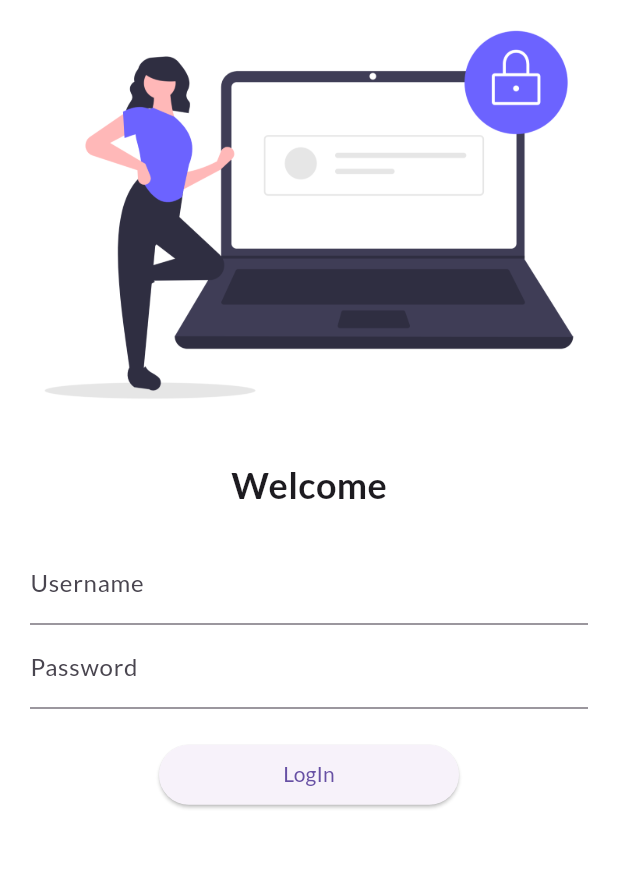
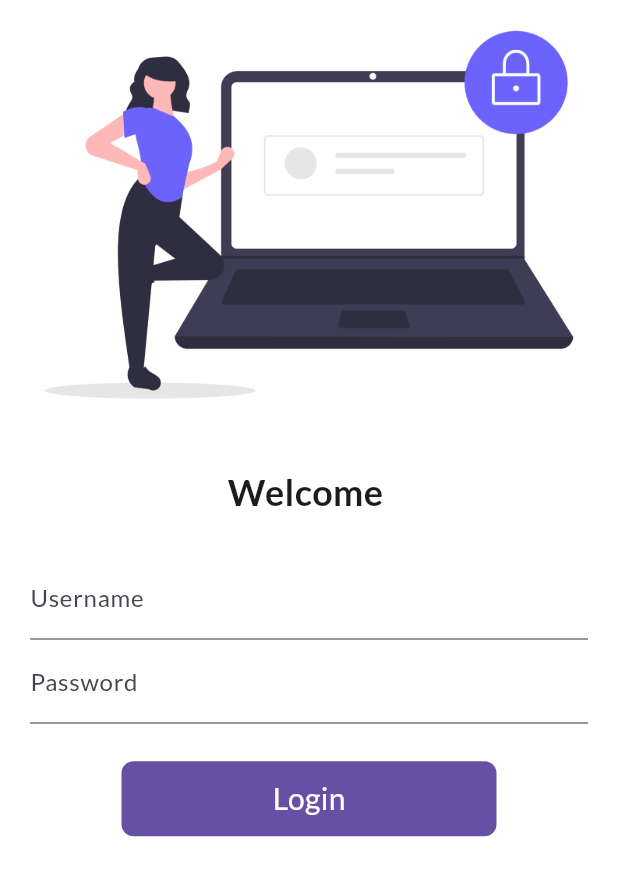
Before and after one commit to Zeeshan-Rahmat/Flutter-Basics, a Flutter app: the screen it shows after launch, on a phone screen of 412 x 824 dp. Shown: the top 876 px of the screen. Run offline on Flutter 3.47's test engine with Material 3 defaults, Android fonts, the phone set to English and light mode, and no system bars; our stand-ins replace google_fonts.

Commit message:
Day 06 Completed

```diff
--- a/lib/pages/log_in_page.dart
+++ b/lib/pages/log_in_page.dart
@@ -1,12 +1,20 @@
 import 'package:flutter/material.dart';
 import 'package:flutter_basics/utils/my_routes.dart';
 
-class LogInPage extends StatelessWidget {
+class LogInPage extends StatefulWidget {
   const LogInPage({super.key});
 
   @override
+  State<LogInPage> createState() => _LogInPageState();
+}
+
+class _LogInPageState extends State<LogInPage> {
+  String name = '';
+  bool isClicked = false;
+
+  @override
   Widget build(BuildContext context) {
-    const heightBetween = 20.0;
+    const heightBetween = 25.0;
     return Scaffold(
       backgroundColor: Colors.white,
       body: SingleChildScrollView(
@@ -19,9 +27,9 @@ class LogInPage extends StatelessWidget {
             const SizedBox(
               height: heightBetween,
             ),
-            const Text(
-              'Welcome',
-              style: TextStyle(
+            Text(
+              'Welcome $name',
+              style: const TextStyle(
                 fontSize: 24,
                 fontWeight: FontWeight.bold,
               ),
@@ -34,6 +42,11 @@ class LogInPage extends StatelessWidget {
               child: Column(
                 children: [
                   TextFormField(
+                    // onChanged: (value) {
+                    //   setState(() {
+                    //     name = value;
+                    //   });
+                    // },
                     decoration: const InputDecoration(
                       hintText: 'Enter Username',
                       labelText: 'Username',
@@ -49,15 +62,49 @@ class LogInPage extends StatelessWidget {
                   const SizedBox(
                     height: heightBetween,
                   ),
-                  ElevatedButton(
-                    onPressed: () {
+                  InkWell(
+                    onTap: () async {
+                      setState(() {
+                        isClicked = true;
+                      });
+
+                      await Future.delayed(const Duration(seconds: 1));
                       Navigator.pushNamed(context, MyRoutes.homeRoute);
                     },
-                    style: TextButton.styleFrom(
-                      minimumSize: const Size(200, 40),
+                    child: AnimatedContainer(
+                      duration: const Duration(seconds: 1),
+                      width: isClicked ? 50 : 250,
+                      height: 50,
+                      alignment: Alignment.center,
+                      decoration: BoxDecoration(
+                        color: Theme.of(context).primaryColor,
+                        borderRadius: BorderRadius.circular(
+                          isClicked ? 50 : 8,
+                        ),
+                      ),
+                      child: isClicked
+                          ? const Icon(
+                              Icons.done,
+                              color: Colors.white,
+                            )
+                          : const Text(
+                              'Login',
+                              style: TextStyle(
+                                color: Colors.white,
+                                fontSize: 20,
+                              ),
+                            ),
                     ),
-                    child: const Text('LogIn'),
                   )
+                  // ElevatedButton(
+                  //   onPressed: () {
+                  //     Navigator.pushNamed(context, MyRoutes.homeRoute);
+                  //   },
+                  //   style: TextButton.styleFrom(
+                  //     minimumSize: const Size(200, 40),
+                  //   ),
+                  //   child: const Text('LogIn'),
+                  // ),
                 ],
               ),
             ),
```
Also changed, not shown: 1 other file.
